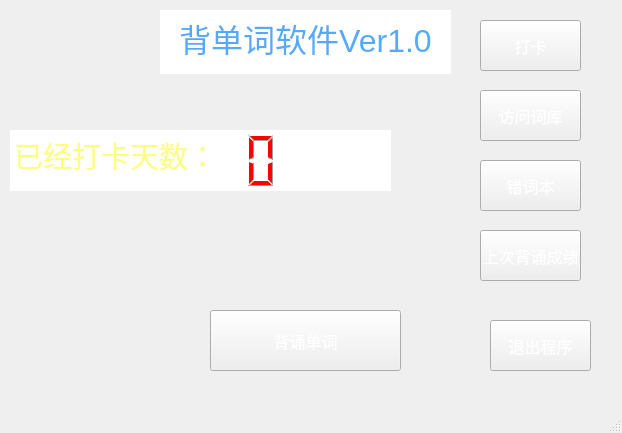
This is mainwindow.ui in wyq777x/learnENG as Qt 5 draws it before an edit. The edited form follows.
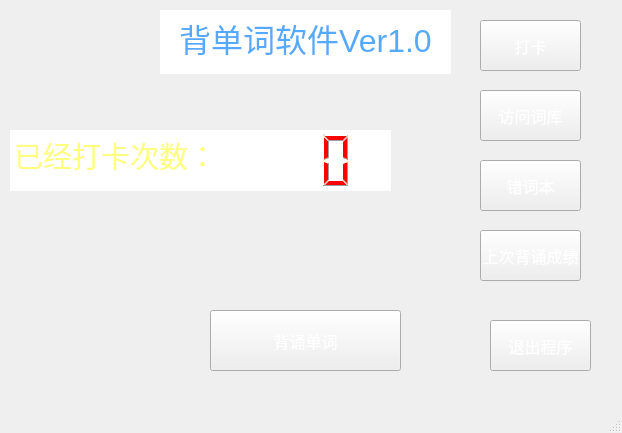
This is the edited form.

```diff
--- a/mainwindow.ui
+++ b/mainwindow.ui
@@ -149,7 +149,7 @@
 li.unchecked::marker { content: &quot;\2610&quot;; }
 li.checked::marker { content: &quot;\2612&quot;; }
 &lt;/style&gt;&lt;/head&gt;&lt;body style=&quot; font-family:'Microsoft YaHei UI'; font-size:9pt; font-weight:400; font-style:normal;&quot;&gt;
-&lt;p style=&quot; margin-top:0px; margin-bottom:0px; margin-left:0px; margin-right:0px; -qt-block-indent:0; text-indent:0px;&quot;&gt;&lt;span style=&quot; font-size:22pt; color:#ffff7f;&quot;&gt;已经打卡天数：&lt;/span&gt;&lt;/p&gt;&lt;/body&gt;&lt;/html&gt;</string>
+&lt;p style=&quot; margin-top:6px; margin-bottom:6px; margin-left:0px; margin-right:0px; -qt-block-indent:0; text-indent:0px;&quot;&gt;&lt;span style=&quot; font-size:22pt; color:#ffff7f;&quot;&gt;已经打卡次数：&lt;/span&gt;&lt;/p&gt;&lt;/body&gt;&lt;/html&gt;</string>
     </property>
    </widget>
    <widget class="QTextEdit" name="title">
@@ -180,7 +180,7 @@
      <rect>
       <x>10</x>
       <y>130</y>
-      <width>381</width>
+      <width>531</width>
       <height>61</height>
      </rect>
     </property>
```
Left out of the diff: 7 changed lines with no effect on the pictures.
